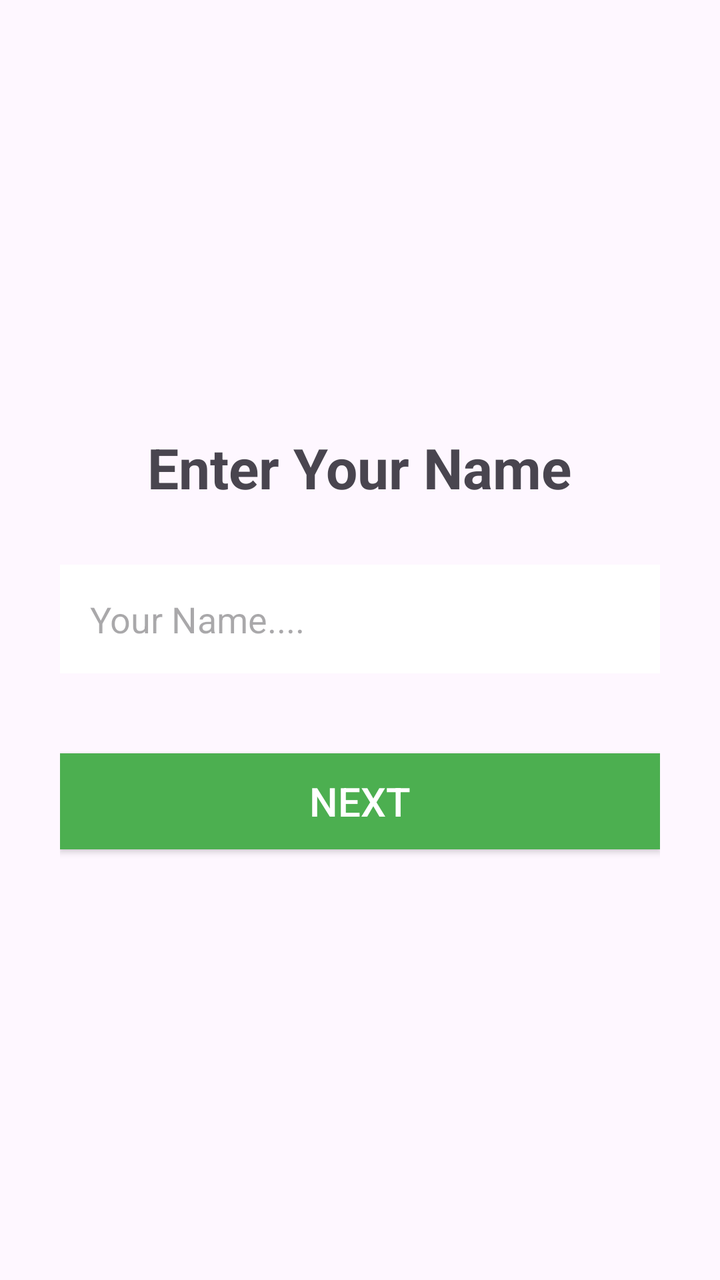
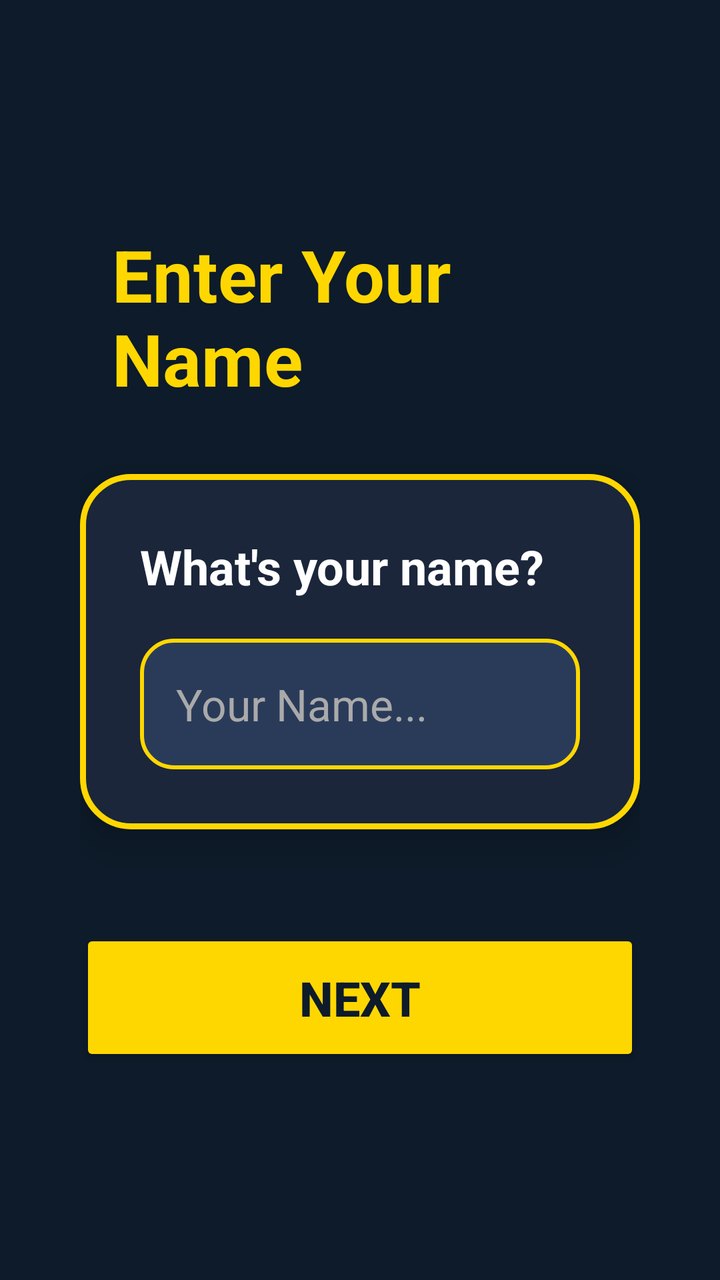

Before-and-after screenshots of an Android layout around one commit, followed by the original layout XML and the change that was made.
<!-- AndroidManifest.xml: application theme Theme.QuizApp -->
<!-- res/layout/activity_name.xml -->
<?xml version="1.0" encoding="utf-8"?>
<LinearLayout xmlns:android="http://schemas.android.com/apk/res/android"
    android:layout_width="match_parent"
    android:layout_height="match_parent"
    android:orientation="vertical"
    android:padding="30dp"
    android:gravity="center">

    <TextView
        android:layout_width="wrap_content"
        android:layout_height="wrap_content"
        android:text="Enter Your Name"
        android:textSize="28sp"
        android:textStyle="bold"
        android:layout_marginBottom="30dp"/>

    <EditText
        android:id="@+id/nameInput"
        android:layout_width="match_parent"
        android:layout_height="wrap_content"
        android:hint="Your Name...."
        android:padding="15dp"
        android:background="#FFFFFF"
        android:layout_marginBottom="40dp"/>

    <Button
        android:id="@+id/nextBtn"
        android:layout_width="match_parent"
        android:layout_height="wrap_content"
        android:text="Next"
        android:textSize="20sp"
        android:background="#4CAF50"
        android:textColor="#FFFFFF"/>
</LinearLayout>
<!-- resources referenced by this layout -->
<resources>
  <style name="Theme.QuizApp" parent="Base.Theme.QuizApp" />
  <style name="Base.Theme.QuizApp" parent="Theme.Material3.DayNight.NoActionBar">
          
          
      </style>
</resources>

<!-- the commit's change to res/layout/activity_name.xml (unified diff, before → after) -->
@@ -3,32 +3,79 @@
     android:layout_width="match_parent"
     android:layout_height="match_parent"
     android:orientation="vertical"
-    android:padding="30dp"
-    android:gravity="center">
+    android:gravity="center"
+    android:padding="40dp"
+    android:background="#0D1B2A">
 
-    <TextView
+    <LinearLayout
         android:layout_width="wrap_content"
         android:layout_height="wrap_content"
-        android:text="Enter Your Name"
-        android:textSize="28sp"
-        android:textStyle="bold"
-        android:layout_marginBottom="30dp"/>
+        android:orientation="horizontal"
+        android:layout_marginBottom="40dp">
 
-    <EditText
-        android:id="@+id/nameInput"
+        <TextView
+            android:layout_width="wrap_content"
+            android:layout_height="wrap_content"
+            android:textSize="42sp" />
+
+        <TextView
+            android:layout_width="wrap_content"
+            android:layout_height="wrap_content"
+            android:text="Enter Your Name"
+            android:textSize="36sp"
+            android:textStyle="bold"
+            android:textColor="#FFD700"
+            android:layout_marginHorizontal="16dp" />
+
+        <TextView
+            android:layout_width="wrap_content"
+            android:layout_height="wrap_content"
+            android:textSize="42sp" />
+    </LinearLayout>
+
+    <LinearLayout
         android:layout_width="match_parent"
         android:layout_height="wrap_content"
-        android:hint="Your Name...."
-        android:padding="15dp"
-        android:background="#FFFFFF"
-        android:layout_marginBottom="40dp"/>
+        android:orientation="vertical"
+        android:background="@drawable/input_card_bg"
+        android:padding="30dp"
+        android:elevation="10dp">
+
+        <TextView
+            android:layout_width="wrap_content"
+            android:layout_height="wrap_content"
+            android:text="What's your name?"
+            android:textSize="24sp"
+            android:textColor="#FFFFFF"
+            android:textStyle="bold"
+            android:layout_marginBottom="20dp" />
+
+        <EditText
+            android:id="@+id/nameInput"
+            android:layout_width="match_parent"
+            android:layout_height="wrap_content"
+            android:hint="Your Name..."
+            android:textSize="22sp"
+            android:textColor="#FFFFFF"
+            android:textColorHint="#AAAAAA"
+            android:background="@drawable/edittext_bg"
+            android:padding="18dp"
+            android:inputType="textPersonName"
+            android:imeOptions="actionDone"
+            android:singleLine="true" />
+    </LinearLayout>
 
     <Button
         android:id="@+id/nextBtn"
         android:layout_width="match_parent"
         android:layout_height="wrap_content"
         android:text="Next"
-        android:textSize="20sp"
-        android:background="#4CAF50"
-        android:textColor="#FFFFFF"/>
+        android:textSize="24sp"
+        android:textStyle="bold"
+        android:textColor="#0D1B2A"
+        android:backgroundTint="#FFD700"
+        android:layout_marginTop="50dp"
+        android:padding="18dp"
+        android:elevation="10dp" />
+
 </LinearLayout>
<!-- resource entries referenced after the edit -->
@@ -1,5 +1,23 @@
 <!-- resources referenced by this layout -->
 <resources>
+  <!-- drawable edittext_bg (drawable) -->
+  <?xml version="1.0" encoding="utf-8"?>
+  <shape xmlns:android="http://schemas.android.com/apk/res/android">
+      <solid android:color="#2A3B5A" />
+      <corners android:radius="16dp" />
+      <stroke
+          android:width="2dp"
+          android:color="#FFD700" />
+  </shape>
+  <!-- drawable input_card_bg (drawable) -->
+  <?xml version="1.0" encoding="utf-8"?>
+  <shape xmlns:android="http://schemas.android.com/apk/res/android">
+      <solid android:color="#1B263B" />
+      <stroke
+          android:width="3dp"
+          android:color="#FFD700" />
+      <corners android:radius="24dp" />
+  </shape>
   <style name="Theme.QuizApp" parent="Base.Theme.QuizApp" />
   <style name="Base.Theme.QuizApp" parent="Theme.Material3.DayNight.NoActionBar">
           
